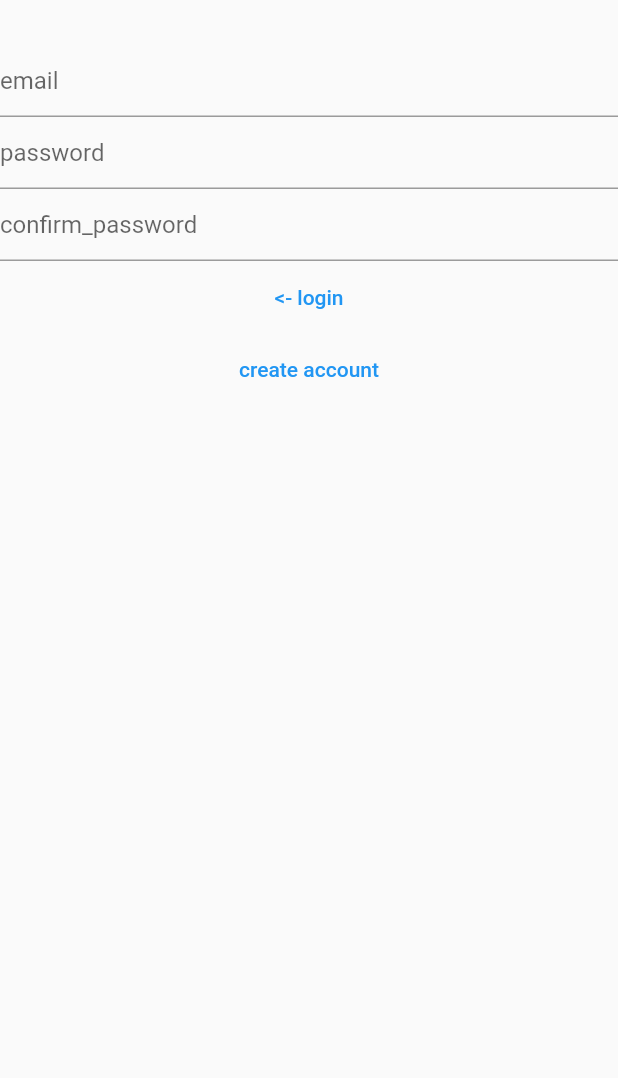
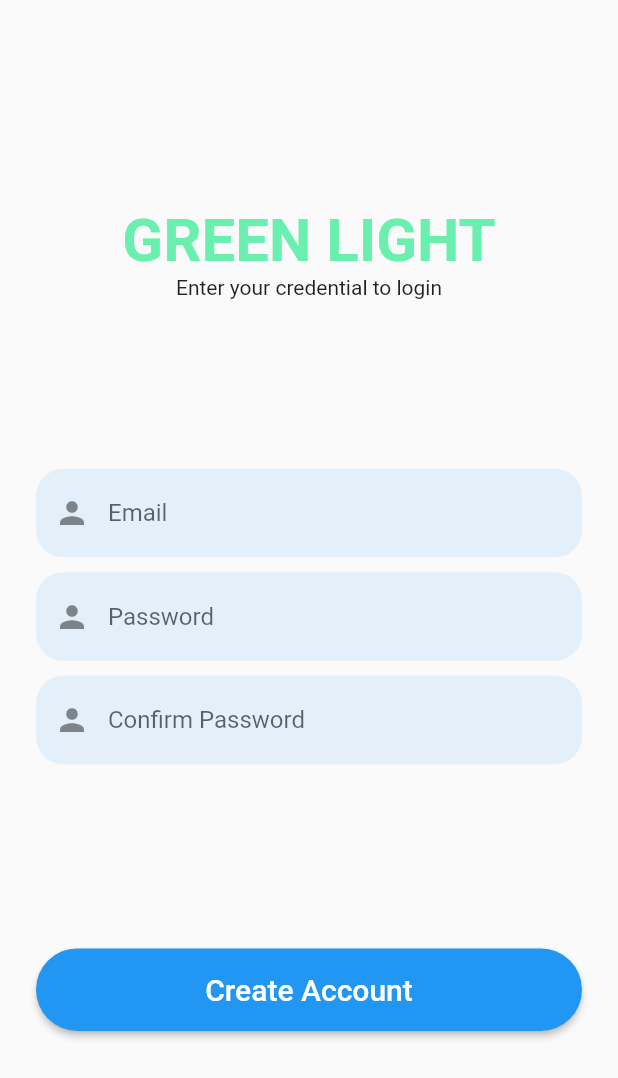
Before and after one commit to switch47/mobileapp_p2, a Flutter app: the RegisterScreen screen opened directly, on a phone screen of 412 x 824 dp. Shown: the top 1078 px of the screen. Run offline on Flutter 3.47's test engine with Material 2 defaults, Android fonts, the phone set to English and light mode, and no system bars; our stand-ins replace firebase_auth, firebase_core, get, sqflite; accounts and stored records are empty; network calls fail.

Commit message:
commit la

```diff
--- a/lib/Component/RegisterScreen.dart
+++ b/lib/Component/RegisterScreen.dart
@@ -9,7 +9,6 @@ class RegisterScreen extends StatefulWidget {
   @override
   _RegisterScreenState createState() => _RegisterScreenState();
 }
-
 class _RegisterScreenState extends State<RegisterScreen> {
   late FirebaseAuth _auth;
   String email = '';
@@ -29,43 +28,98 @@ class _RegisterScreenState extends State<RegisterScreen> {
 
   @override
   Widget build(BuildContext context) {
-    return Scaffold(
-        body: Column(
+    return SafeArea(
+        child: Scaffold(
+          body: Container(
+              margin: EdgeInsets.all(24),
+              child: Column(
+                mainAxisAlignment: MainAxisAlignment.spaceEvenly,
                 children: [
-              const SizedBox(height: 30),
+                  _header(context),
+                  _inputField(context),
+                  _signup(context)
+                ],
+              )
+          ),
+        )
+    );
+  }
+  _header(context){
+    return Column(
+      children:[
+        Text(
+          "GREEN LIGHT",
+          style: TextStyle(color:Colors.greenAccent, fontSize: 40, fontWeight: FontWeight.bold),
+        ),
+        Text("Enter your credential to login")
+      ],
+    );
+  }
+  _inputField(context){
+    return Column(
+      crossAxisAlignment: CrossAxisAlignment.stretch,
+      children: [
         TextField(
           onChanged: (value) {
             email = value;
           },
-                decoration: const InputDecoration(
-                  hintText: 'email',
+          decoration: InputDecoration(
+            hintText: "Email",
+            border: OutlineInputBorder(
+                borderRadius: BorderRadius.circular(18),
+                borderSide: BorderSide.none
+            ),
+            fillColor: Theme.of(context).primaryColor.withOpacity(0.1),
+            filled: true,
+            prefixIcon: Icon(Icons.person),
           ),
         ),
+        SizedBox(height: 10),
         TextField(
           onChanged: (value) {
             password = value;
           },
-                decoration: const InputDecoration(
-                  hintText: 'password',
+          decoration: InputDecoration(
+            hintText: "Password",
+            border: OutlineInputBorder(
+                borderRadius: BorderRadius.circular(18),
+                borderSide: BorderSide.none
             ),
+            fillColor: Theme.of(context).primaryColor.withOpacity(0.1),
+            filled: true,
+            prefixIcon: Icon(Icons.person),
           ),
+          obscureText: true,
+        ),
+        SizedBox(height: 10),
         TextField(
           onChanged: (value) {
             confirm_password = value;
           },
-                decoration: const InputDecoration(
-                  hintText: 'confirm_password',
+          decoration: InputDecoration(
+            hintText: "Confirm Password",
+            border: OutlineInputBorder(
+                borderRadius: BorderRadius.circular(18),
+                borderSide: BorderSide.none
             ),
+            fillColor: Theme.of(context).primaryColor.withOpacity(0.1),
+            filled: true,
+            prefixIcon: Icon(Icons.person),
           ),
-              TextButton(
-                child: const Text('<- login'),
-                onPressed: () async {
-                  Navigator.pop(context);
+          obscureText: true,
+        ),
+        SizedBox(height: 10),
+      ],
+    );
   }
-              ),
-              TextButton(
-                  child: const Text('create account'),
-                  onPressed: () async {
+  _signup(context){
+    return Column(
+      crossAxisAlignment: CrossAxisAlignment.stretch,
+      mainAxisAlignment: MainAxisAlignment.center,
+      children: [
+        ElevatedButton(
+          onPressed: ()
+          async {
             try {
               if (password == confirm_password) {
                 final newUser = await _auth
@@ -92,10 +146,17 @@ class _RegisterScreenState extends State<RegisterScreen> {
             } catch (e) {
               print(e);
             }
-                  }
+          },
+          child: Text(
+            "Create Account",
+            style: TextStyle(fontSize: 20),
+          ),
+          style: ElevatedButton.styleFrom(
+            shape: StadiumBorder(),
+            padding: EdgeInsets.symmetric(vertical: 16),
+          ),
         )
-            ]
-        )
+      ],
     );
   }
 }
--- a/lib/Component/user_model.dart
+++ b/lib/Component/user_model.dart
@@ -1,7 +1,7 @@
 import 'dart:convert';
 
 List<UserModel> userModelFromJson(String str) =>
-    List<UserModel>.from(json.decode(str).map((x) => UserModel.fromJson(x)));
+    List<UserModel>.from((json.decode(str)["result"]["records"]).map((x) => UserModel.fromJson(x)));
 
 String userModelToJson(List<UserModel> data) =>
     json.encode(List<dynamic>.from(data.map((x) => x.toJson())));
@@ -10,16 +10,16 @@ class UserModel {
   UserModel({
     required this.id,
     required this.priceDate,
-    required this.prProdName,
-    required this.marketName,
-    required this.priceDay,
+    this.prProdName,
+    this.marketName,
+    this.priceDay,
   });
 
   int id;
   DateTime priceDate;
-  String prProdName;
-  String marketName;
-  double priceDay;
+  String? prProdName;
+  String? marketName;
+  double? priceDay;
 
   factory UserModel.fromJson(Map<String, dynamic> json) => UserModel(
     id: json["_id"],
--- a/lib/main.dart
+++ b/lib/main.dart
@@ -23,7 +23,7 @@ class MyApp extends StatelessWidget {
     return MaterialApp(
       debugShowCheckedModeBanner: false,
       title: 'Flutter Auth',
-      home: IndexPage(),
+      home: LoginScreen(),
     );
   }
 }
--- a/pubspec.yaml
+++ b/pubspec.yaml
@@ -34,6 +34,7 @@ dependencies:
   # The following adds the Cupertino Icons font to your application.
   # Use with the CupertinoIcons class for iOS style icons.
   cupertino_icons: ^1.0.2
+  get: ^4.3.8
   sqflite: ^2.0.2+1
   path_provider: ^2.0.11
   flutter_svg: ^1.0.3
```
Also changed, not shown: lib/Component/Login_screen.dart (+78 -19 lines), lib/Component/catalog.dart (added, +22 -0 lines), lib/controllers/cart_controller.dart (added, +31 -0 lines), lib/models/product_model.dart (added, +13 -0 lines), lib/widgets/cart_products.dart (added, +81 -0 lines), lib/widgets/catalog_products.dart (added, +58 -0 lines), lib/widgets/cart_screen.dart (added), pubspec.lock. Lines whose indentation alone changed are shown as unchanged.
